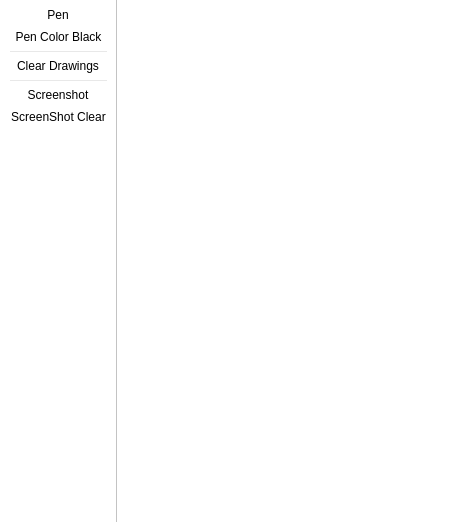
Before: the Qt Designer form Cpp.PaintPresenter/src/mainwindow.ui in okard/depot, drawn with Qt 5.
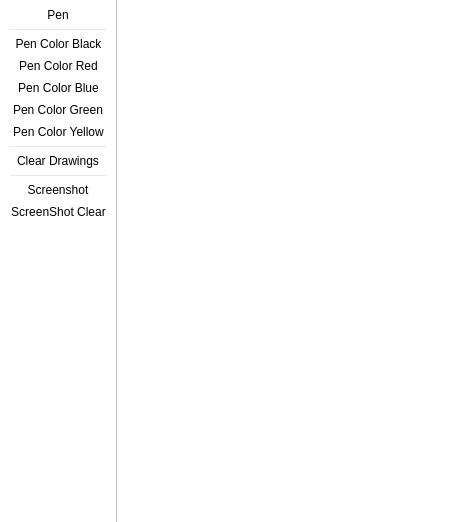
After: the same form once the commit is applied. Icons and pictures are not drawn.

The edit to the form file:
```diff
--- a/Cpp.PaintPresenter/src/mainwindow.ui
+++ b/Cpp.PaintPresenter/src/mainwindow.ui
@@ -34,7 +34,12 @@
     <bool>false</bool>
    </attribute>
    <addaction name="actionPen"/>
+   <addaction name="separator"/>
    <addaction name="actionPenColorBlack"/>
+   <addaction name="actionPenColorRed"/>
+   <addaction name="actionPenColorBlue"/>
+   <addaction name="actionPenColorGreen"/>
+   <addaction name="actionPenColorYellow"/>
    <addaction name="separator"/>
    <addaction name="actionClearDrawings"/>
    <addaction name="separator"/>
@@ -89,6 +94,42 @@
     <string>Pen Color Black</string>
    </property>
   </action>
+  <action name="actionPenColorBlue">
+   <property name="icon">
+    <iconset resource="../resources.qrc">
+     <normaloff>:/icons/images/icon_blue.png</normaloff>:/icons/images/icon_blue.png</iconset>
+   </property>
+   <property name="text">
+    <string>Pen Color Blue</string>
+   </property>
+  </action>
+  <action name="actionPenColorGreen">
+   <property name="icon">
+    <iconset resource="../resources.qrc">
+     <normaloff>:/icons/images/icon_green.png</normaloff>:/icons/images/icon_green.png</iconset>
+   </property>
+   <property name="text">
+    <string>Pen Color Green</string>
+   </property>
+  </action>
+  <action name="actionPenColorRed">
+   <property name="icon">
+    <iconset resource="../resources.qrc">
+     <normaloff>:/icons/images/icon_red.png</normaloff>:/icons/images/icon_red.png</iconset>
+   </property>
+   <property name="text">
+    <string>Pen Color Red</string>
+   </property>
+  </action>
+  <action name="actionPenColorYellow">
+   <property name="icon">
+    <iconset resource="../resources.qrc">
+     <normaloff>:/icons/images/icon_yellow.png</normaloff>:/icons/images/icon_yellow.png</iconset>
+   </property>
+   <property name="text">
+    <string>Pen Color Yellow</string>
+   </property>
+  </action>
  </widget>
  <layoutdefault spacing="6" margin="11"/>
  <resources>
```
